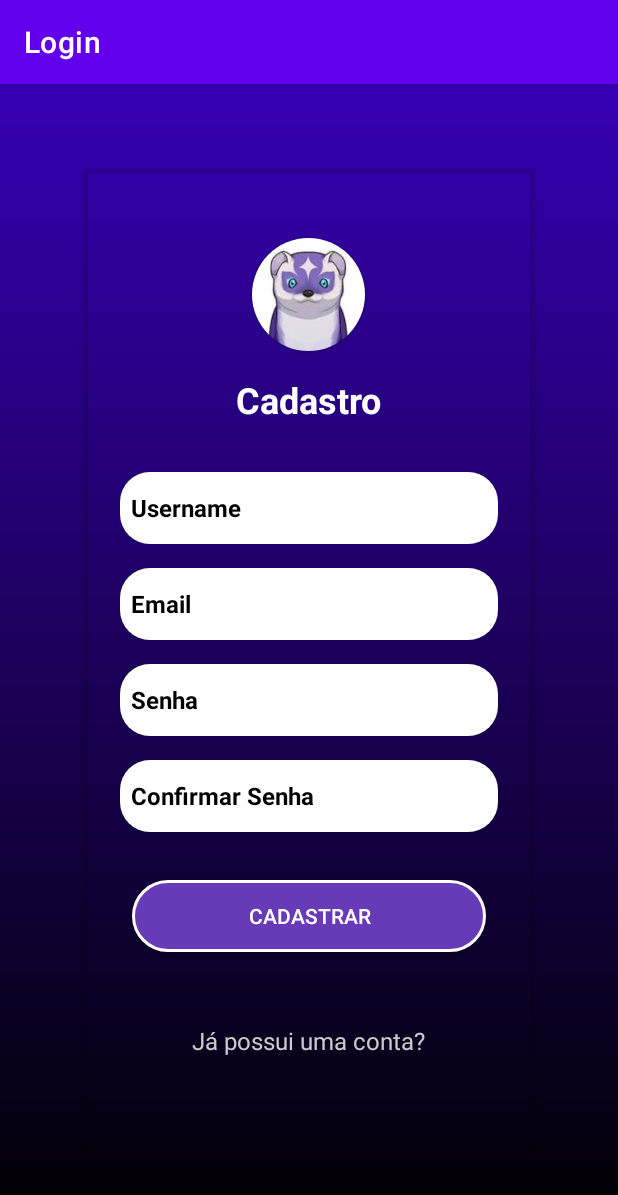
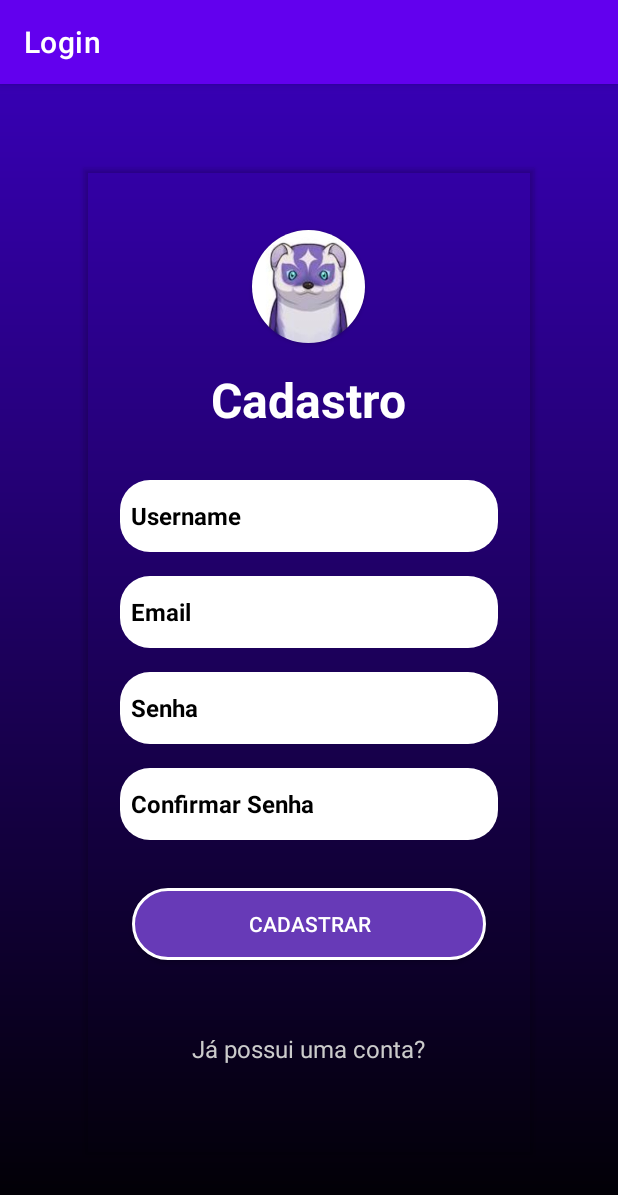
Before and after one commit to dizzgabizzz/ferret_CRUD2, an Android app: the SingUp screen opened directly, with no data from a screen before it, on a phone screen of 412 x 824 dp. Shown: the top 1195 px of the screen. Run offline under Robolectric (Android 15) with nearby library versions, the phone set to English and light mode, and no system bars.

Commit message:
Add files via upload

```diff
--- a/src/main/res/layout/cadastro.xml
+++ b/src/main/res/layout/cadastro.xml
@@ -33,6 +33,7 @@
                 <ImageView
                     android:layout_width="match_parent"
                     android:layout_height="match_parent"
+                    android:contentDescription="@string/descricao_imagem_fundo"
                     android:scaleType="centerCrop"
                     android:src="@drawable/logo" />
 
@@ -46,30 +47,35 @@
                 android:layout_margin="16dp"
                 android:text="@string/Cadastro"
                 android:textColor="@android:color/white"
-                android:textSize="24dp"
+                android:textSize="32sp"
                 android:textStyle="bold" />
 
             <com.google.android.material.textfield.TextInputEditText
                 style="@style/edit_text"
                 android:layout_height="48dp"
                 android:drawableStart="@drawable/ic_baseline_person_24"
-                android:hint="@string/Nome" />
+                android:textSize="16sp"
+                android:hint="@string/Nome"
+                />
 
             <com.google.android.material.textfield.TextInputEditText
                 style="@style/edit_text"
                 android:layout_height="48dp"
                 android:drawableStart="@drawable/ic_baseline_person_24"
+                android:textSize="16sp"
                 android:hint="@string/Email" />
 
             <com.google.android.material.textfield.TextInputEditText
                 style="@style/edit_text"
                 android:layout_height="48dp"
+                android:textSize="16sp"
                 android:drawableStart="@drawable/ic_baseline_person_24"
                 android:hint="@string/Senha" />
 
             <com.google.android.material.textfield.TextInputEditText
                 style="@style/edit_text"
                 android:layout_height="48dp"
+                android:textSize="16sp"
                 android:drawableStart="@drawable/ic_baseline_person_24"
                 android:hint="@string/Confirmar" />
 
@@ -84,7 +90,8 @@
             <TextView
                 android:layout_width="wrap_content"
                 android:layout_height="wrap_content"
-                android:layout_margin="16dp"
+                android:layout_margin="16sp"
+                android:id="@+id/have_an_account"
                 android:text="@string/Voltar_Login"
                 android:textColor="@color/white02"
                 android:textSize="16sp" />
```
Also changed, not shown: src/main/java/com/example/ferret/Login.java (line endings or trailing spaces), src/main/res/values/strings.xml (indentation only).
